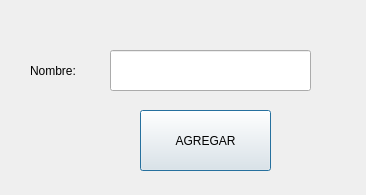
NEUTRALDUST21/PIP_2024_3_Eq_Maciel, file Programas/U3_Clase/P4_TranspasoInfoVentanas/Ejemplo 3/Ventana_AgregarAlumno.ui: the form before one commit.
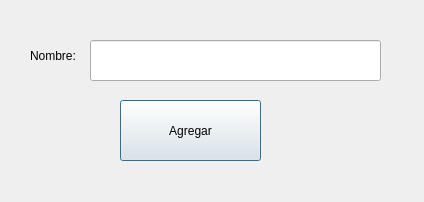
The form after the commit.

What changed in the file:
```diff
--- a/Programas/U3_Clase/P4_TranspasoInfoVentanas/Ejemplo 3/Ventana_AgregarAlumno.ui
+++ b/Programas/U3_Clase/P4_TranspasoInfoVentanas/Ejemplo 3/Ventana_AgregarAlumno.ui
@@ -6,8 +6,8 @@
    <rect>
     <x>0</x>
     <y>0</y>
-    <width>366</width>
-    <height>195</height>
+    <width>424</width>
+    <height>202</height>
    </rect>
   </property>
   <property name="windowTitle">
@@ -16,32 +16,19 @@
   <widget class="QLineEdit" name="txt_nombre">
    <property name="geometry">
     <rect>
-     <x>110</x>
-     <y>50</y>
-     <width>201</width>
+     <x>90</x>
+     <y>40</y>
+     <width>291</width>
      <height>41</height>
     </rect>
    </property>
   </widget>
-  <widget class="QPushButton" name="btn_agregar">
-   <property name="geometry">
-    <rect>
-     <x>140</x>
-     <y>110</y>
-     <width>131</width>
-     <height>61</height>
-    </rect>
-   </property>
-   <property name="text">
-    <string>AGREGAR</string>
-   </property>
-  </widget>
   <widget class="QLabel" name="label">
    <property name="geometry">
     <rect>
      <x>30</x>
-     <y>55</y>
-     <width>61</width>
+     <y>40</y>
+     <width>101</width>
      <height>31</height>
     </rect>
    </property>
@@ -49,6 +36,19 @@
     <string>Nombre:</string>
    </property>
   </widget>
+  <widget class="QPushButton" name="btnAgregar">
+   <property name="geometry">
+    <rect>
+     <x>120</x>
+     <y>100</y>
+     <width>141</width>
+     <height>61</height>
+    </rect>
+   </property>
+   <property name="text">
+    <string>Agregar</string>
+   </property>
+  </widget>
  </widget>
  <resources/>
  <connections/>
```
Left out of the diff: 2 changed lines with no effect on the pictures.
